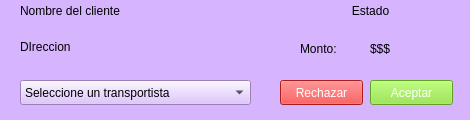
The window that solicitudwidget.ui (barreto-exe/Delivender) describes before a commit, drawn with Qt 5.
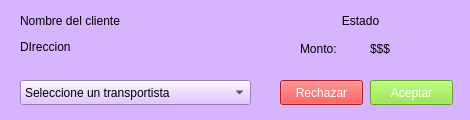
The same window after the commit.

What changed in the file:
```diff
--- a/solicitudwidget.ui
+++ b/solicitudwidget.ui
@@ -54,7 +54,7 @@
    <property name="geometry">
     <rect>
      <x>20</x>
-     <y>0</y>
+     <y>10</y>
      <width>211</width>
      <height>21</height>
     </rect>
@@ -106,8 +106,8 @@
   <widget class="QLabel" name="estatus">
    <property name="geometry">
     <rect>
-     <x>310</x>
-     <y>0</y>
+     <x>300</x>
+     <y>10</y>
      <width>121</width>
      <height>21</height>
     </rect>
@@ -151,6 +151,28 @@
     <string>$$$</string>
    </property>
   </widget>
+  <widget class="QLabel" name="label_2">
+   <property name="geometry">
+    <rect>
+     <x>0</x>
+     <y>0</y>
+     <width>471</width>
+     <height>121</height>
+    </rect>
+   </property>
+   <property name="text">
+    <string/>
+   </property>
+  </widget>
+  <zorder>label_2</zorder>
+  <zorder>btnRechazar</zorder>
+  <zorder>btnAceptar</zorder>
+  <zorder>nombreCliente</zorder>
+  <zorder>direccion</zorder>
+  <zorder>comboBoxTransp</zorder>
+  <zorder>estatus</zorder>
+  <zorder>label</zorder>
+  <zorder>monto</zorder>
  </widget>
  <resources/>
  <connections/>
```
